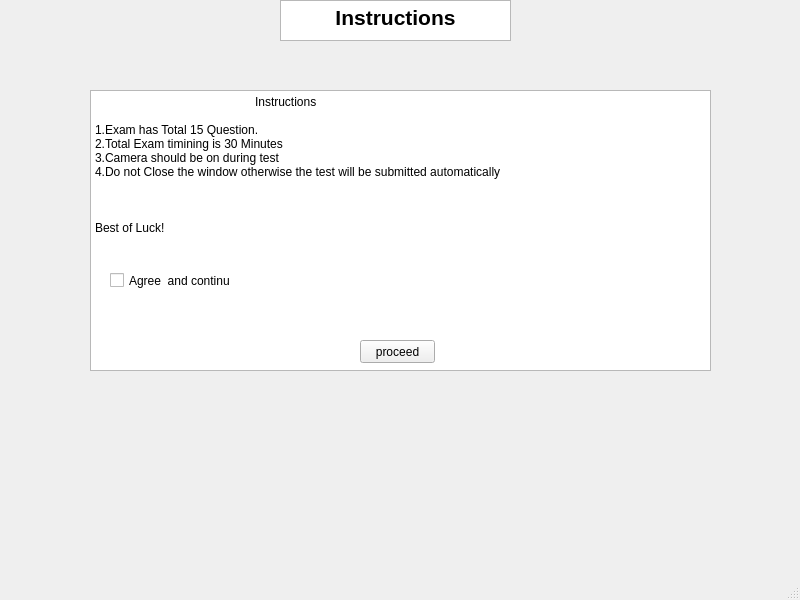
The window that uis/Insturction page.ui (Tanmaypatil123/Exam-Proctoring-System) describes before a commit, drawn with Qt 5.
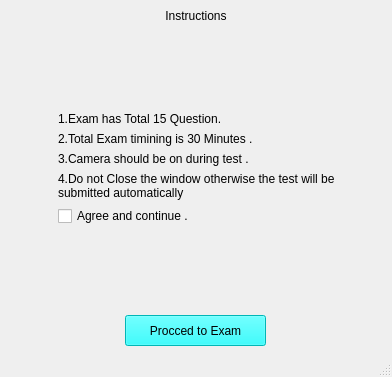
The same window after the commit.

Commit message: Added new instruction page

```diff
--- a/uis/Insturction page.ui
+++ b/uis/Insturction page.ui
@@ -6,87 +6,182 @@
    <rect>
     <x>0</x>
     <y>0</y>
-    <width>800</width>
-    <height>600</height>
+    <width>392</width>
+    <height>377</height>
    </rect>
   </property>
   <property name="windowTitle">
    <string>MainWindow</string>
   </property>
   <widget class="QWidget" name="centralwidget">
-   <widget class="QTextEdit" name="Headline">
-    <property name="geometry">
-     <rect>
-      <x>280</x>
-      <y>0</y>
-      <width>231</width>
-      <height>41</height>
-     </rect>
-    </property>
-    <property name="styleSheet">
-     <string notr="true">background -color:rgb(0, 0, 127);
-font: 16pt &quot;MS Shell Dlg 2&quot;;</string>
-    </property>
-    <property name="html">
-     <string>&lt;!DOCTYPE HTML PUBLIC &quot;-//W3C//DTD HTML 4.0//EN&quot; &quot;http://www.w3.org/TR/REC-html40/strict.dtd&quot;&gt;
-&lt;html&gt;&lt;head&gt;&lt;meta name=&quot;qrichtext&quot; content=&quot;1&quot; /&gt;&lt;style type=&quot;text/css&quot;&gt;
-p, li { white-space: pre-wrap; }
-&lt;/style&gt;&lt;/head&gt;&lt;body style=&quot; font-family:'MS Shell Dlg 2'; font-size:8.25pt; font-weight:400; font-style:normal;&quot;&gt;
-&lt;p align=&quot;center&quot; style=&quot; margin-top:12px; margin-bottom:12px; margin-left:0px; margin-right:0px; -qt-block-indent:0; text-indent:0px;&quot;&gt;&lt;span style=&quot; font-size:16pt; font-weight:600;&quot;&gt;Instructions&lt;/span&gt;&lt;/p&gt;&lt;/body&gt;&lt;/html&gt;</string>
-    </property>
-   </widget>
-   <widget class="QPlainTextEdit" name="insturctioninfo">
-    <property name="geometry">
-     <rect>
-      <x>90</x>
-      <y>90</y>
-      <width>621</width>
-      <height>281</height>
-     </rect>
-    </property>
-    <property name="styleSheet">
-     <string notr="true">font: 10pt &quot;MS Shell Dlg 2&quot;;
-font: 10pt &quot;MS Shell Dlg 2&quot;;</string>
-    </property>
-    <property name="plainText">
-     <string>	                      	Instructions
- 
-1.Exam has Total 15 Question.
-2.Total Exam timining is 30 Minutes
-3.Camera should be on during test
-4.Do not Close the window otherwise the test will be submitted automatically 
-
-
-
-Best of Luck!</string>
-    </property>
-   </widget>
-   <widget class="QCheckBox" name="checkBox">
-    <property name="geometry">
-     <rect>
-      <x>110</x>
-      <y>270</y>
-      <width>121</width>
-      <height>21</height>
-     </rect>
-    </property>
-    <property name="text">
-     <string>Agree  and continue</string>
-    </property>
-   </widget>
-   <widget class="QPushButton" name="Proceed">
-    <property name="geometry">
-     <rect>
-      <x>360</x>
-      <y>340</y>
-      <width>75</width>
-      <height>23</height>
-     </rect>
-    </property>
-    <property name="text">
-     <string>proceed</string>
-    </property>
-   </widget>
+   <layout class="QVBoxLayout" name="verticalLayout_2">
+    <item>
+     <layout class="QHBoxLayout" name="horizontalLayout">
+      <item>
+       <widget class="QLabel" name="label">
+        <property name="styleSheet">
+         <string notr="true">font: 16pt &quot;MS Shell Dlg 2&quot;;</string>
+        </property>
+        <property name="text">
+         <string>Instructions</string>
+        </property>
+        <property name="alignment">
+         <set>Qt::AlignCenter</set>
+        </property>
+       </widget>
+      </item>
+     </layout>
+    </item>
+    <item>
+     <spacer name="verticalSpacer_2">
+      <property name="orientation">
+       <enum>Qt::Vertical</enum>
+      </property>
+      <property name="sizeHint" stdset="0">
+       <size>
+        <width>20</width>
+        <height>40</height>
+       </size>
+      </property>
+     </spacer>
+    </item>
+    <item>
+     <layout class="QHBoxLayout" name="horizontalLayout_2">
+      <item>
+       <spacer name="horizontalSpacer_2">
+        <property name="orientation">
+         <enum>Qt::Horizontal</enum>
+        </property>
+        <property name="sizeHint" stdset="0">
+         <size>
+          <width>40</width>
+          <height>20</height>
+         </size>
+        </property>
+       </spacer>
+      </item>
+      <item>
+       <layout class="QVBoxLayout" name="verticalLayout">
+        <item>
+         <widget class="QLabel" name="label_2">
+          <property name="styleSheet">
+           <string notr="true">font: 10pt &quot;MS Shell Dlg 2&quot;;</string>
+          </property>
+          <property name="text">
+           <string>1.Exam has Total 15 Question.</string>
+          </property>
+          <property name="wordWrap">
+           <bool>true</bool>
+          </property>
+         </widget>
+        </item>
+        <item>
+         <widget class="QLabel" name="label_3">
+          <property name="styleSheet">
+           <string notr="true">font: 10pt &quot;MS Shell Dlg 2&quot;;</string>
+          </property>
+          <property name="text">
+           <string>2.Total Exam timining is 30 Minutes .</string>
+          </property>
+          <property name="wordWrap">
+           <bool>true</bool>
+          </property>
+         </widget>
+        </item>
+        <item>
+         <widget class="QLabel" name="label_4">
+          <property name="styleSheet">
+           <string notr="true">font: 10pt &quot;MS Shell Dlg 2&quot;;</string>
+          </property>
+          <property name="text">
+           <string>3.Camera should be on during test .</string>
+          </property>
+          <property name="wordWrap">
+           <bool>true</bool>
+          </property>
+         </widget>
+        </item>
+        <item>
+         <widget class="QLabel" name="label_5">
+          <property name="styleSheet">
+           <string notr="true">font: 10pt &quot;MS Shell Dlg 2&quot;;</string>
+          </property>
+          <property name="text">
+           <string>4.Do not Close the window otherwise the test will be submitted automatically </string>
+          </property>
+          <property name="wordWrap">
+           <bool>true</bool>
+          </property>
+         </widget>
+        </item>
+        <item>
+         <widget class="QCheckBox" name="checkBox">
+          <property name="styleSheet">
+           <string notr="true">font: 10pt &quot;MS Shell Dlg 2&quot;;</string>
+          </property>
+          <property name="text">
+           <string>Agree and continue .</string>
+          </property>
+         </widget>
+        </item>
+       </layout>
+      </item>
+      <item>
+       <spacer name="horizontalSpacer">
+        <property name="orientation">
+         <enum>Qt::Horizontal</enum>
+        </property>
+        <property name="sizeHint" stdset="0">
+         <size>
+          <width>40</width>
+          <height>20</height>
+         </size>
+        </property>
+       </spacer>
+      </item>
+     </layout>
+    </item>
+    <item>
+     <spacer name="verticalSpacer">
+      <property name="orientation">
+       <enum>Qt::Vertical</enum>
+      </property>
+      <property name="sizeHint" stdset="0">
+       <size>
+        <width>20</width>
+        <height>40</height>
+       </size>
+      </property>
+     </spacer>
+    </item>
+    <item>
+     <layout class="QHBoxLayout" name="horizontalLayout_3">
+      <item>
+       <widget class="QPushButton" name="pushButton">
+        <property name="minimumSize">
+         <size>
+          <width>141</width>
+          <height>31</height>
+         </size>
+        </property>
+        <property name="maximumSize">
+         <size>
+          <width>141</width>
+          <height>31</height>
+         </size>
+        </property>
+        <property name="styleSheet">
+         <string notr="true">font: 10pt &quot;MS Shell Dlg 2&quot;;
+background-color: rgb(0, 255, 255);</string>
+        </property>
+        <property name="text">
+         <string>Procced to Exam</string>
+        </property>
+       </widget>
+      </item>
+     </layout>
+    </item>
+   </layout>
   </widget>
   <widget class="QMenuBar" name="menubar">
    <property name="geometry">
```
Left out of the diff: 4 changed lines with no effect on the pictures. The commit also changes 4 other files.
